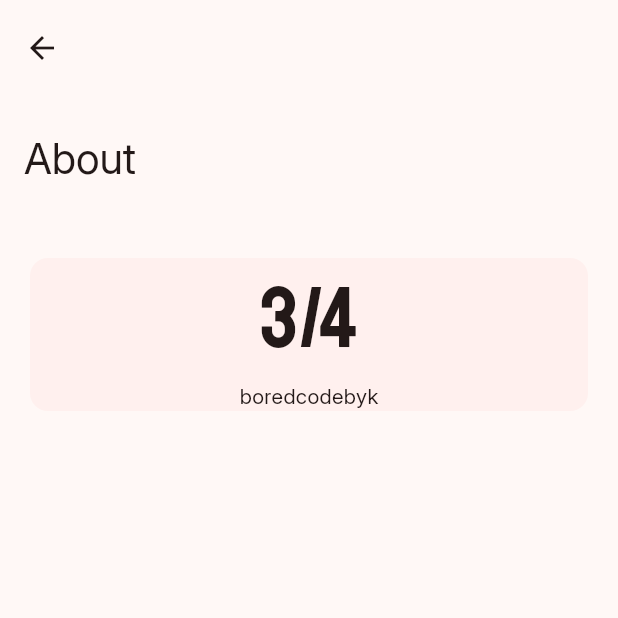
After one commit to boredcodebyk/threebyfour, a Flutter app: the SettingsView screen opened by its route, after a tap on "About", on a phone screen of 412 x 824 dp, the top half of it. The commit adds this screen. Run offline on Flutter 3.47's test engine with Material 3 defaults, Android fonts, the phone set to English and light mode, and no system bars; our stand-ins replace file_picker, flutter_riverpod, go_router, permission_handler, photo_view, responsive_framework and 2 more; missing offline and left inert: pausable_timer; accounts and stored records are empty.

Commit message:
add about

```diff
--- a/lib/model/router.dart
+++ b/lib/model/router.dart
@@ -2,6 +2,7 @@ import 'package:animations/animations.dart';
 import 'package:flutter_riverpod/flutter_riverpod.dart';
 import 'package:go_router/go_router.dart';
 
+import '../view/about.dart';
 import '../view/home.dart';
 import '../view/gallery.dart';
 import '../view/settings.dart';
@@ -122,6 +123,27 @@ final routerProvider = Provider<GoRouter>((ref) {
                 },
               );
             },
+          ),GoRoute(
+            path: 'about',
+            pageBuilder: (context, state) {
+              return CustomTransitionPage(
+                key: state.pageKey,
+                child: AboutView(),
+                transitionsBuilder: (
+                  context,
+                  animation,
+                  secondaryAnimation,
+                  child,
+                ) {
+                  return SharedAxisTransition(
+                    animation: animation,
+                    secondaryAnimation: secondaryAnimation,
+                    transitionType: SharedAxisTransitionType.horizontal,
+                    child: child,
+                  );
+                },
+              );
+            },
           ),
         ],
       ),
--- /dev/null
+++ b/lib/view/about.dart
@@ -0,0 +1,44 @@
+import 'package:flutter/material.dart';
+
+class AboutView extends StatelessWidget {
+  const AboutView({super.key});
+
+  @override
+  Widget build(BuildContext context) {
+    return Scaffold(
+      body: CustomScrollView(
+        slivers: <Widget>[
+          SliverAppBar.large(title: Text("About")),
+          SliverToBoxAdapter(
+            child: Padding(
+              padding: const EdgeInsets.all(16),
+              child: Card(
+                elevation: 0,
+                clipBehavior: Clip.antiAlias,
+                child: Column(
+                  children: [
+                    Center(
+                      child: Text(
+                        "3/4",
+                        style: TextStyle(
+                          fontFamily: "Staatliches",
+                          fontSize:
+                              Theme.of(
+                                context,
+                              ).textTheme.displayLarge!.fontSize,
+                        ),
+                      ),
+                    ),
+                    Center(
+                      child: Text("boredcodebyk"),
+                    )
+                  ],
+                ),
+              ),
+            ),
+          ),
+        ],
+      ),
+    );
+  }
+}
--- a/lib/view/settings.dart
+++ b/lib/view/settings.dart
@@ -34,6 +34,11 @@ class SettingsView extends StatelessWidget {
                       leading: Icon(Icons.folder_outlined),
                       title: Text("Recent Folder"),
                       onTap: () => context.push('/settings/recent'),
+                    ),
+                    ListTile(
+                      leading: Icon(Icons.info_outline),
+                      title: Text("About"),
+                      onTap: () => context.push('/settings/about'),
                     ),
                   ],
                 ),
```
